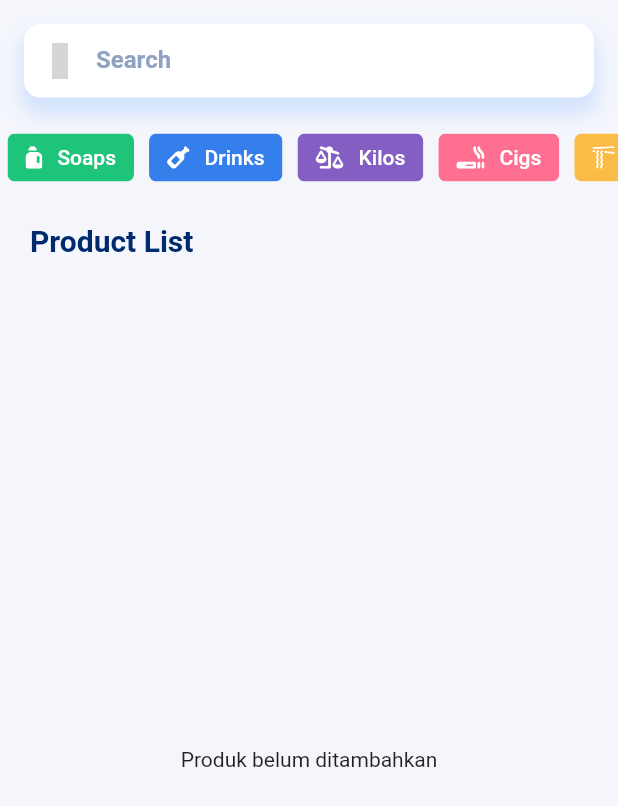
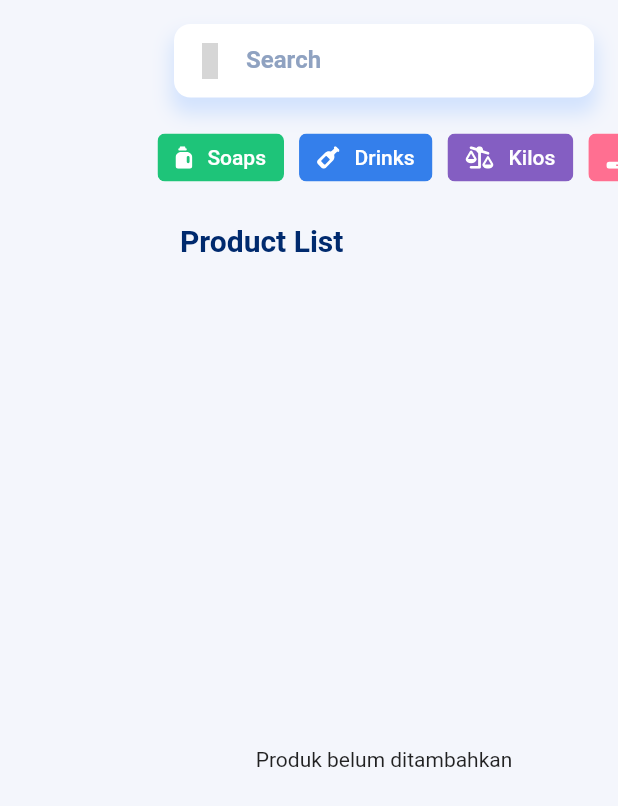
Before and after one commit to amyu16/Point-os-Sale-POS-Coulby-Store, a Flutter app: the ProductListPage screen opened directly, on a phone screen of 412 x 824 dp. Shown: the top 806 px of the screen. Run offline on Flutter 3.47's test engine with Material 2 defaults, Android fonts, the phone set to English and light mode, and no system bars; our stand-ins replace flutter_svg, get, iconly, shared_preferences, sqflite, zoom_tap_animation; missing offline and left inert: flutter_statusbarcolor_ns; accounts and stored records are empty; grey boxes are pictures that could not be loaded.

Commit message:
pembaruan sedikit

```diff
--- a/lib/pages/product_list_page.dart
+++ b/lib/pages/product_list_page.dart
@@ -95,7 +95,9 @@ class _ProductListPageState extends State<ProductListPage> {
     final cart = Provider.of<CartProvider>(context);
     return Scaffold(
       backgroundColor: Color.fromRGBO(244, 246, 252, 1),
-      body: Column(
+      body: Padding(
+        padding: const EdgeInsets.only(left: 100),
+        child: Column(
           children: [
             Padding(
               padding: const EdgeInsets.all(16.0),
@@ -192,7 +194,7 @@ class _ProductListPageState extends State<ProductListPage> {
                     physics: const BouncingScrollPhysics(),
                     itemCount: filteredProducts.length,
                     gridDelegate: const SliverGridDelegateWithFixedCrossAxisCount(
-                    crossAxisCount: 2,
+                      crossAxisCount: 3,
                       childAspectRatio: 1,
                     ),
                     itemBuilder: (context, index) {
@@ -391,6 +393,7 @@ class _ProductListPageState extends State<ProductListPage> {
             ),
           ],
         ),
+      ),
     );
   }
 
```
Also changed, not shown: lib/main_wrapper.dart (+6 -12 lines), lib/pages/order_page.dart (added, +20 -0 lines). Lines whose indentation alone changed are shown as unchanged.
